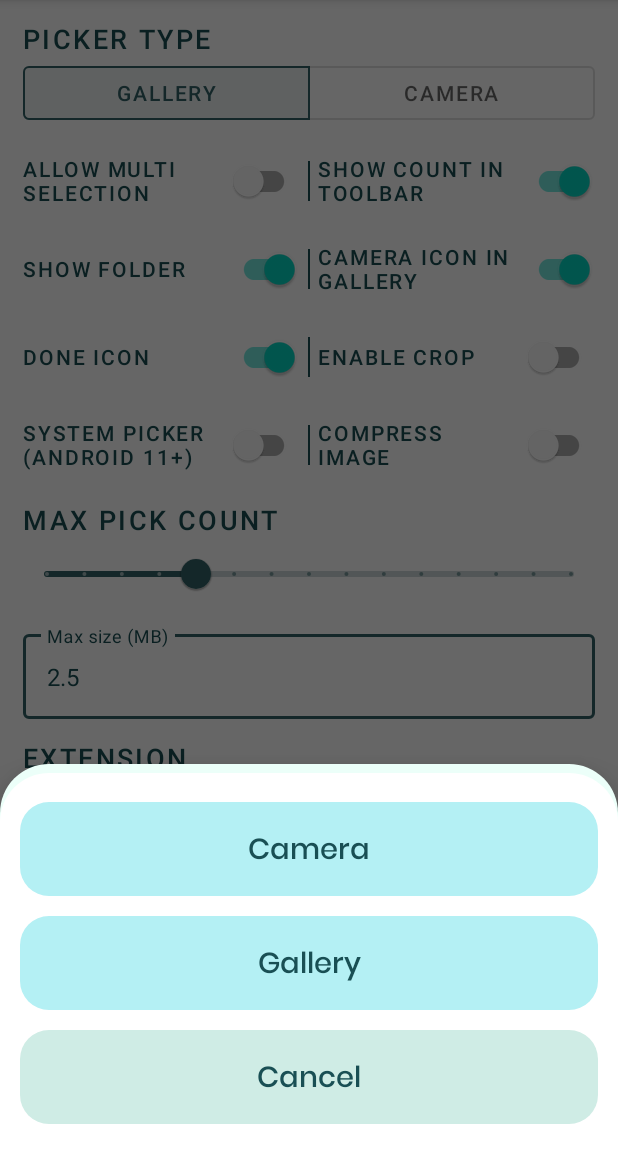
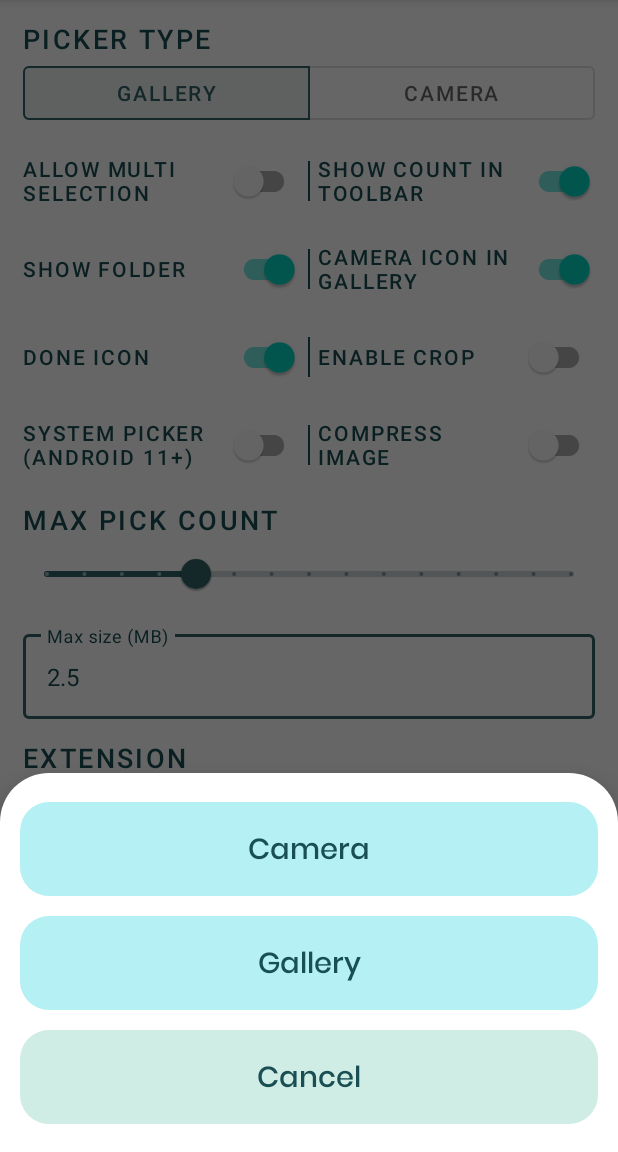
Before and after one commit to SimformSolutionsPvtLtd/SSImagePicker, an Android app: the screen it shows after launch (MainActivity), after a tap on "OPEN PICKER CHOOSE SHEET", on a phone screen of 412 x 824 dp, the part 84-1236 px from its top. Run offline under Robolectric (Android 15) with nearby library versions, the phone set to English and light mode, and no system bars; our stand-ins replace data binding, sdp/ssp sizes.

Commit message:
:zap: Update build script and fix missing drawable file

```diff
--- a/imagepickerlibrary/src/main/res/layout/bottom_sheet_image_picker_options.xml
+++ b/imagepickerlibrary/src/main/res/layout/bottom_sheet_image_picker_options.xml
@@ -13,7 +13,6 @@
     <androidx.constraintlayout.widget.ConstraintLayout
         android:layout_width="match_parent"
         android:layout_height="wrap_content"
-        android:background="?attr/ssSheetBackground"
         android:paddingBottom="@dimen/_4sdp">
 
         <androidx.appcompat.widget.AppCompatTextView
--- a/imagepickerlibrary/src/main/res/values/themes.xml
+++ b/imagepickerlibrary/src/main/res/values/themes.xml
@@ -94,7 +94,7 @@
     </style>
 
     <style name="SSRoundBottomSheet" parent="@style/Widget.Design.BottomSheet.Modal">
-        <item name="android:background">@drawable/drawable_bottom_sheet_dialog</item>
+        <item name="android:background">?attr/ssSheetBackground</item>
         <item name="android:windowIsFloating">false</item>
     </style>
 
```
Also changed, not shown: imagepickerlibrary/build.gradle.kts (+14 -14 lines).
